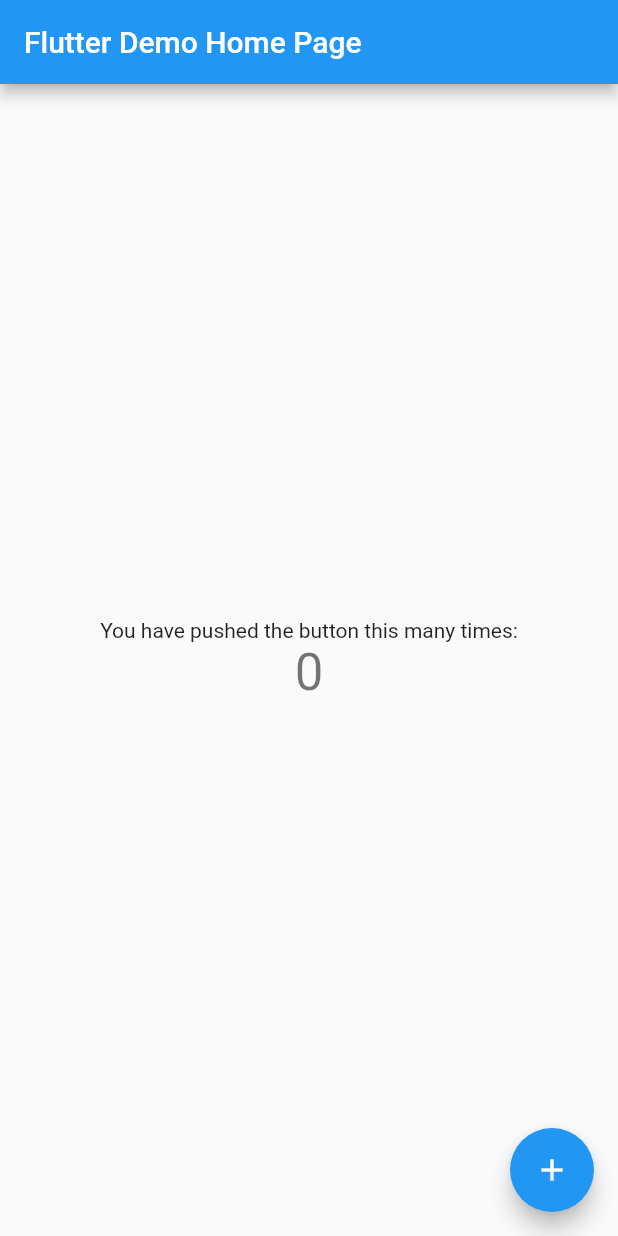
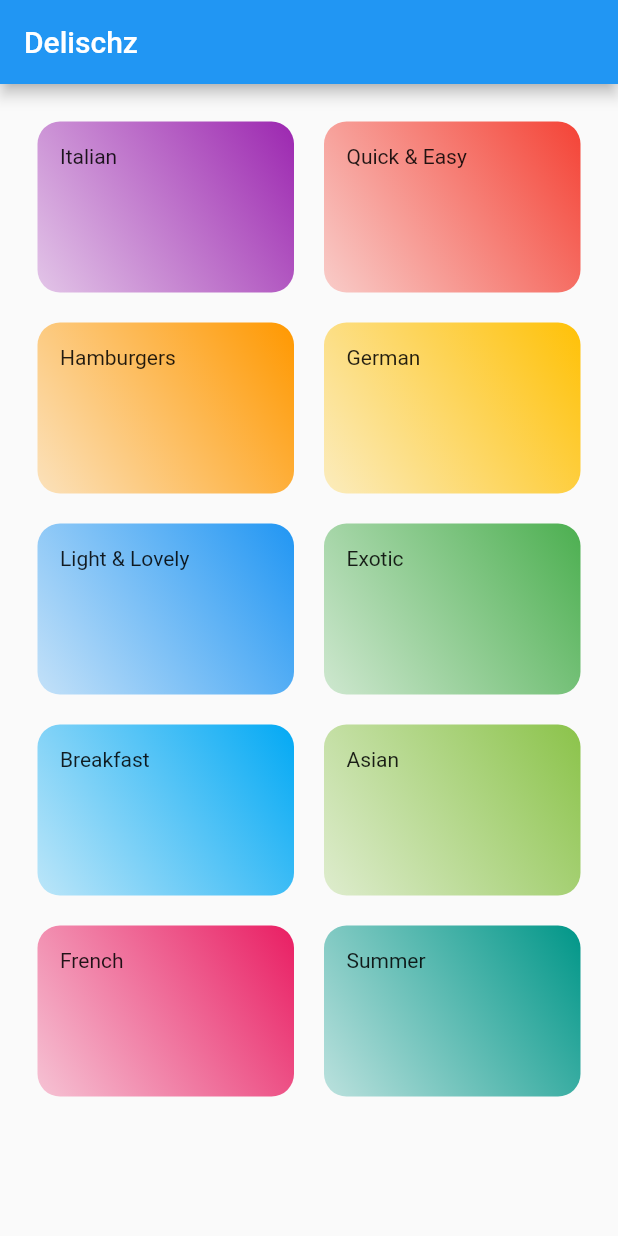
Before and after one commit to dinodzakmic/Meals-App, a Flutter app: the screen it shows after launch, on a phone screen of 412 x 824 dp. Run offline on Flutter 3.47's test engine with Material 2 defaults, Android fonts, the phone set to English and light mode, and no system bars.

Commit message:
Added Categories with dummy data, initial redesign

```diff
--- /dev/null
+++ b/lib/categories_screen.dart
@@ -0,0 +1,29 @@
+import 'package:flutter/material.dart';
+
+import './dummy-data.dart';
+import './category_item.dart';
+
+class CategoriesScreen extends StatelessWidget {
+  @override
+  Widget build(BuildContext context) {
+    return Scaffold(
+      appBar: AppBar(
+        title: const Text('Delischz'),
+      ),
+      body: GridView(
+        padding: const EdgeInsets.all(25),
+        children: DUMMY_CATEGORIES
+            .map((catData) => CategoryItem(
+                  title: catData.title,
+                  color: catData.color,
+                ))
+            .toList(),
+        gridDelegate: SliverGridDelegateWithMaxCrossAxisExtent(
+            maxCrossAxisExtent: 200,
+            childAspectRatio: 3 / 2,
+            crossAxisSpacing: 20,
+            mainAxisSpacing: 20),
+      ),
+    );
+  }
+}
--- /dev/null
+++ b/lib/category_item.dart
@@ -0,0 +1,25 @@
+import 'package:flutter/material.dart';
+
+class CategoryItem extends StatelessWidget {
+  final String title;
+  final Color color;
+
+  const CategoryItem({this.title, this.color});
+
+  @override
+  Widget build(BuildContext context) {
+    return Container(
+      padding: const EdgeInsets.all(15),
+      child: Text(title),
+      decoration: BoxDecoration(
+        gradient: LinearGradient(colors: [
+          color.withOpacity(0.25),
+          color.withOpacity(0.5),
+          color.withOpacity(0.75),
+          color,
+        ], begin: Alignment.bottomLeft, end: Alignment.topRight),
+        borderRadius: BorderRadius.circular(15),
+      ),
+    );
+  }
+}
--- /dev/null
+++ b/lib/dummy-data.dart
@@ -0,0 +1,56 @@
+import 'package:flutter/material.dart';
+
+import './models/category.dart';
+
+const DUMMY_CATEGORIES = const [
+  Category(
+    id: 'c1',
+    title: 'Italian',
+    color: Colors.purple,
+  ),
+  Category(
+    id: 'c2',
+    title: 'Quick & Easy',
+    color: Colors.red,
+  ),
+  Category(
+    id: 'c3',
+    title: 'Hamburgers',
+    color: Colors.orange,
+  ),
+  Category(
+    id: 'c4',
+    title: 'German',
+    color: Colors.amber,
+  ),
+  Category(
+    id: 'c5',
+    title: 'Light & Lovely',
+    color: Colors.blue,
+  ),
+  Category(
+    id: 'c6',
+    title: 'Exotic',
+    color: Colors.green,
+  ),
+  Category(
+    id: 'c7',
+    title: 'Breakfast',
+    color: Colors.lightBlue,
+  ),
+  Category(
+    id: 'c8',
+    title: 'Asian',
+    color: Colors.lightGreen,
+  ),
+  Category(
+    id: 'c9',
+    title: 'French',
+    color: Colors.pink,
+  ),
+  Category(
+    id: 'c10',
+    title: 'Summer',
+    color: Colors.teal,
+  ),
+];
--- a/lib/main.dart
+++ b/lib/main.dart
@@ -1,111 +1,18 @@
 import 'package:flutter/material.dart';
+
+import './categories_screen.dart';
 
 void main() => runApp(MyApp());
 
 class MyApp extends StatelessWidget {
-  // This widget is the root of your application.
   @override
   Widget build(BuildContext context) {
     return MaterialApp(
-      title: 'Flutter Demo',
+      title: 'Delischz',
       theme: ThemeData(
-        // This is the theme of your application.
-        //
-        // Try running your application with "flutter run". You'll see the
-        // application has a blue toolbar. Then, without quitting the app, try
-        // changing the primarySwatch below to Colors.green and then invoke
-        // "hot reload" (press "r" in the console where you ran "flutter run",
-        // or simply save your changes to "hot reload" in a Flutter IDE).
-        // Notice that the counter didn't reset back to zero; the application
-        // is not restarted.
         primarySwatch: Colors.blue,
       ),
-      home: MyHomePage(title: 'Flutter Demo Home Page'),
+      home: CategoriesScreen(),
     );
   }
 }
-
-class MyHomePage extends StatefulWidget {
-  MyHomePage({Key key, this.title}) : super(key: key);
-
-  // This widget is the home page of your application. It is stateful, meaning
-  // that it has a State object (defined below) that contains fields that affect
-  // how it looks.
-
-  // This class is the configuration for the state. It holds the values (in this
-  // case the title) provided by the parent (in this case the App widget) and
-  // used by the build method of the State. Fields in a Widget subclass are
-  // always marked "final".
-
-  final String title;
-
-  @override
-  _MyHomePageState createState() => _MyHomePageState();
-}
-
-class _MyHomePageState extends State<MyHomePage> {
-  int _counter = 0;
-
-  void _incrementCounter() {
-    setState(() {
-      // This call to setState tells the Flutter framework that something has
-      // changed in this State, which causes it to rerun the build method below
-      // so that the display can reflect the updated values. If we changed
-      // _counter without calling setState(), then the build method would not be
-      // called again, and so nothing would appear to happen.
-      _counter++;
-    });
-  }
-
-  @override
-  Widget build(BuildContext context) {
-    // This method is rerun every time setState is called, for instance as done
-    // by the _incrementCounter method above.
-    //
-    // The Flutter framework has been optimized to make rerunning build methods
-    // fast, so that you can just rebuild anything that needs updating rather
-    // than having to individually change instances of widgets.
-    return Scaffold(
-      appBar: AppBar(
-        // Here we take the value from the MyHomePage object that was created by
-        // the App.build method, and use it to set our appbar title.
-        title: Text(widget.title),
-      ),
-      body: Center(
-        // Center is a layout widget. It takes a single child and positions it
-        // in the middle of the parent.
-        child: Column(
-          // Column is also a layout widget. It takes a list of children and
-          // arranges them vertically. By default, it sizes itself to fit its
-          // children horizontally, and tries to be as tall as its parent.
-          //
-          // Invoke "debug painting" (press "p" in the console, choose the
-          // "Toggle Debug Paint" action from the Flutter Inspector in Android
-          // Studio, or the "Toggle Debug Paint" command in Visual Studio Code)
-          // to see the wireframe for each widget.
-          //
-          // Column has various properties to control how it sizes itself and
-          // how it positions its children. Here we use mainAxisAlignment to
-          // center the children vertically; the main axis here is the vertical
-          // axis because Columns are vertical (the cross axis would be
-          // horizontal).
-          mainAxisAlignment: MainAxisAlignment.center,
-          children: <Widget>[
-            Text(
-              'You have pushed the button this many times:',
-            ),
-            Text(
-              '$_counter',
-              style: Theme.of(context).textTheme.display1,
-            ),
-          ],
-        ),
-      ),
-      floatingActionButton: FloatingActionButton(
-        onPressed: _incrementCounter,
-        tooltip: 'Increment',
-        child: Icon(Icons.add),
-      ), // This trailing comma makes auto-formatting nicer for build methods.
-    );
-  }
-}
--- /dev/null
+++ b/lib/models/category.dart
@@ -0,0 +1,13 @@
+import 'package:flutter/material.dart';
+
+class Category {
+  final String id;
+  final String title;
+  final Color color;
+
+  const Category({
+    @required this.id,
+    @required this.title,
+    this.color = Colors.orange });
+
+}
```
Also changed, not shown: 1 other file.
